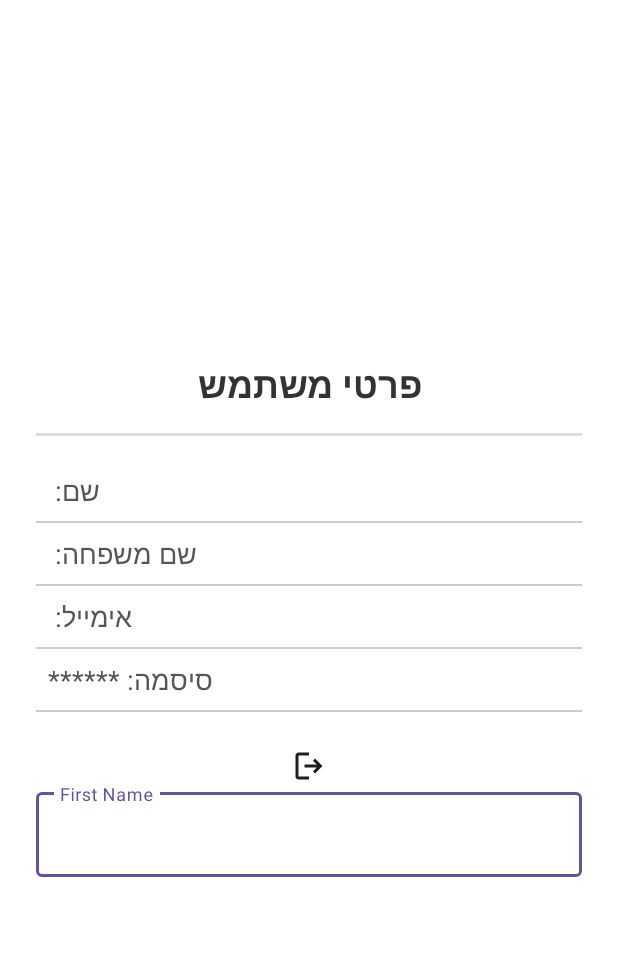
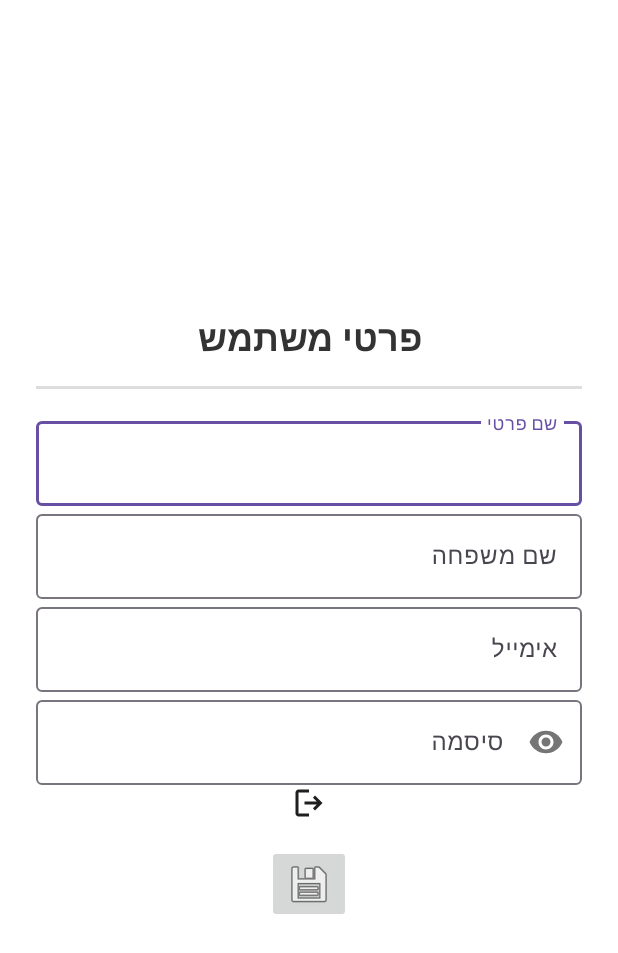
Before and after one commit to katyaPost/Project2, an Android app: the user_info screen opened directly, with no data from a screen before it, on a phone screen of 412 x 824 dp. Shown: the top 953 px of the screen. Run offline under Robolectric (Android 15) with nearby library versions, the phone set to English and light mode, and no system bars; our stand-ins replace Firebase (no records; nobody signed in at launch, a user with empty details on screens opened directly); 4 statements that could not run were skipped.

Commit message:
END 20.3

```diff
--- a/app/src/main/AndroidManifest.xml
+++ b/app/src/main/AndroidManifest.xml
@@ -13,7 +13,7 @@
         android:theme="@style/Theme.Project2"
         tools:targetApi="31">
         <activity
-            android:name=".item_cart"
+            android:name=".screens.item_cart"
             android:exported="false" />
         <activity
             android:name=".screens.AddShoeActivity"
--- a/app/src/main/java/com/example/project2/screens/CartActivity.java
+++ b/app/src/main/java/com/example/project2/screens/CartActivity.java
@@ -46,7 +46,6 @@ public class CartActivity extends AppCompatActivity {
 
     public void enableSwipeToDelete(RecyclerView recyclerView, CartAdapter adapter) {
         ItemTouchHelper.SimpleCallback simpleCallback = new ItemTouchHelper.SimpleCallback(0, ItemTouchHelper.LEFT) {
-            // TODO replace icon
             private final Drawable deleteIcon = ContextCompat.getDrawable(recyclerView.getContext(), R.drawable.delete_icon);
             private final ColorDrawable background = new ColorDrawable(Color.RED);
 
--- a/app/src/main/java/com/example/project2/screens/ShoesActivity.java
+++ b/app/src/main/java/com/example/project2/screens/ShoesActivity.java
@@ -91,4 +91,5 @@ public class ShoesActivity extends AppCompatActivity implements View.OnClickList
             startActivity(intent);
         }
     }
+
 }
--- a/app/src/main/java/com/example/project2/screens/user_info.java
+++ b/app/src/main/java/com/example/project2/screens/user_info.java
@@ -3,7 +3,6 @@ package com.example.project2.screens;
 import android.content.Intent;
 import android.os.Bundle;
 import android.widget.ImageButton;
-import android.widget.TextView;
 import android.widget.Toast;
 
 import androidx.annotation.Nullable;
@@ -18,13 +17,10 @@ import com.google.android.material.textfield.TextInputEditText;
 
 public class user_info extends AppCompatActivity {
 
-    private TextView tvUserName, tvUserLastName, tvUserEmail, tvUserPassword;
-    private ImageButton logoutButton;
+    private ImageButton logoutButton, saveButton;
+    private TextInputEditText tvetUserFirstName, tvetUserLastName, tvetUserEmail, tvetUserPassword;
 
-    TextInputEditText tvetUserFirstName;
-
-    User user;
-
+    private User user;
 
     @Override
     protected void onCreate(@Nullable Bundle savedInstanceState) {
@@ -32,18 +28,21 @@ public class user_info extends AppCompatActivity {
         setContentView(R.layout.activity_user_info); // טעינת ה-XML הנכון
 
         // חיבור רכיבים ל-ID שלהם
-        tvUserName = findViewById(R.id.userName);
-        tvUserLastName = findViewById(R.id.userLastName);
-        tvUserEmail = findViewById(R.id.userEmail);
-        tvUserPassword = findViewById(R.id.userPassword);
+        tvetUserFirstName = findViewById(R.id.tvet_user_first_name);
+        tvetUserLastName = findViewById(R.id.tvet_user_last_name);
+        tvetUserEmail = findViewById(R.id.tvet_user_email);
+        tvetUserPassword = findViewById(R.id.tvet_user_password);
         logoutButton = findViewById(R.id.logoutButton);
+        saveButton = findViewById(R.id.saveButton);
 
         String userId = AuthenticationService.getInstance().getCurrentUserId();
-        if(userId == null) {
-            Toast.makeText(this, "ahhhhhh!!!!!!!!!", Toast.LENGTH_SHORT).show();
+        if (userId == null) {
+            Toast.makeText(this, "שגיאה בזיהוי המשתמש!", Toast.LENGTH_SHORT).show();
             finish();
             return;
         }
+
+        // טוען את פרטי המשתמש מה-Database
         DatabaseService.getInstance().getUser(userId, new DatabaseService.DatabaseCallback<User>() {
             @Override
             public void onCompleted(User user) {
@@ -52,17 +51,21 @@ public class user_info extends AppCompatActivity {
 
             @Override
             public void onFailed(Exception e) {
+                Toast.makeText(user_info.this, "שגיאה בטעינת הנתונים", Toast.LENGTH_SHORT).show();
+            }
+        });
 
-            }
+        // לחיצה על כפתור שמירה
+        saveButton.setOnClickListener(v -> {
+            saveUserDetails();
         });
 
         // לחיצה על כפתור התנתקות
         logoutButton.setOnClickListener(v -> {
-            // מחיקת נתוני המשתמש מהזיכרון
             AuthenticationService.getInstance().signOut();
             SharedPreferencesUtil.clearCart(this);
 
-            // מעבר למסך ההתחברות (LogIn)
+            // מעבר למסך ההתחברות
             Intent intent = new Intent(user_info.this, MainActivity.class);
             intent.setFlags(Intent.FLAG_ACTIVITY_NEW_TASK | Intent.FLAG_ACTIVITY_CLEAR_TASK);
             startActivity(intent);
@@ -70,10 +73,36 @@ public class user_info extends AppCompatActivity {
         });
     }
 
-
     private void setView(User user) {
         this.user = user;
-        tvetUserFirstName.setText(user.getfName()+"");
+        tvetUserFirstName.setText(user.getfName());
+        tvetUserLastName.setText(user.getlName());
+        tvetUserEmail.setText(user.getEmail());
+        tvetUserPassword.setText(user.getPassword()); // מומלץ לא להציג את הסיסמה ככה!
+    }
 
+    private void saveUserDetails() {
+        String firstName = tvetUserFirstName.getText().toString();
+        String lastName = tvetUserLastName.getText().toString();
+        String email = tvetUserEmail.getText().toString();
+        String password = tvetUserPassword.getText().toString();
+
+        // עדכון פרטי המשתמש ב-Database
+        if (!firstName.isEmpty() && !lastName.isEmpty() && !email.isEmpty() && !password.isEmpty()) {
+            User updatedUser = new User(firstName, lastName, email, password);
+            DatabaseService.getInstance().updateUser(AuthenticationService.getInstance().getCurrentUserId(), updatedUser, new DatabaseService.DatabaseCallback<Void>() {
+                @Override
+                public void onCompleted(Void result) {
+                    Toast.makeText(user_info.this, "הפרטים עודכנו בהצלחה", Toast.LENGTH_SHORT).show();
+                }
+
+                @Override
+                public void onFailed(Exception e) {
+                    Toast.makeText(user_info.this, "שגיאה בעדכון פרטי המשתמש", Toast.LENGTH_SHORT).show();
+                }
+            });
+        } else {
+            Toast.makeText(user_info.this, "יש למלא את כל השדות", Toast.LENGTH_SHORT).show();
+        }
     }
 }
--- a/app/src/main/java/com/example/project2/services/DatabaseService.java
+++ b/app/src/main/java/com/example/project2/services/DatabaseService.java
@@ -137,7 +137,7 @@ public class DatabaseService {
     /// @see DatabaseCallback
     /// @see User
     public void createNewUser(@NotNull final User user, @Nullable final DatabaseCallback<Void> callback) {
-        writeData("users/" + user.getId(), user, callback);
+        writeData("Users/" + user.getId(), user, callback);
     }
 
     /// create a new Shoe in the database
@@ -176,7 +176,7 @@ public class DatabaseService {
     /// @see DatabaseCallback
     /// @see User
     public void getUser(@NotNull final String uid, @NotNull final DatabaseCallback<User> callback) {
-        getData("users/" + uid, User.class, callback);
+        getData("Users/" + uid, User.class, callback);
     }
 
     /// get a Shoe from the database
--- a/app/src/main/res/layout/activity_user_info.xml
+++ b/app/src/main/res/layout/activity_user_info.xml
@@ -28,98 +28,73 @@
         android:layout_marginBottom="16dp"/>
 
     <!-- שם פרטי -->
-    <TextView
-        android:id="@+id/userName"
+    <com.google.android.material.textfield.TextInputLayout
         android:layout_width="match_parent"
         android:layout_height="wrap_content"
-        android:text="שם: "
-        android:textSize="18sp"
-        android:textColor="#555555"
-        android:gravity="end"
-        android:padding="8dp"
-        android:background="@android:color/white"/>
+        android:hint="שם פרטי">
 
-    <View
-        android:layout_width="match_parent"
-        android:layout_height="1dp"
-        android:background="#CCCCCC"/>
+        <com.google.android.material.textfield.TextInputEditText
+            android:id="@+id/tvet_user_first_name"
+            android:layout_width="match_parent"
+            android:layout_height="wrap_content"
+            android:inputType="textPersonName"/>
+    </com.google.android.material.textfield.TextInputLayout>
 
     <!-- שם משפחה -->
-    <TextView
-        android:id="@+id/userLastName"
+    <com.google.android.material.textfield.TextInputLayout
         android:layout_width="match_parent"
         android:layout_height="wrap_content"
-        android:text="שם משפחה: "
-        android:textSize="18sp"
-        android:textColor="#555555"
-        android:gravity="end"
-        android:padding="8dp"
-        android:background="@android:color/white"/>
+        android:hint="שם משפחה">
 
-    <View
-        android:layout_width="match_parent"
-        android:layout_height="1dp"
-        android:background="#CCCCCC"/>
+        <com.google.android.material.textfield.TextInputEditText
+            android:id="@+id/tvet_user_last_name"
+            android:layout_width="match_parent"
+            android:layout_height="wrap_content"
+            android:inputType="textPersonName"/>
+    </com.google.android.material.textfield.TextInputLayout>
 
     <!-- אימייל -->
-    <TextView
-        android:id="@+id/userEmail"
+    <com.google.android.material.textfield.TextInputLayout
         android:layout_width="match_parent"
         android:layout_height="wrap_content"
-        android:text="אימייל: "
-        android:textSize="18sp"
-        android:textColor="#555555"
-        android:gravity="end"
-        android:padding="8dp"
-        android:background="@android:color/white"/>
+        android:hint="אימייל">
 
-    <View
-        android:layout_width="match_parent"
-        android:layout_height="1dp"
-        android:background="#CCCCCC"/>
+        <com.google.android.material.textfield.TextInputEditText
+            android:id="@+id/tvet_user_email"
+            android:layout_width="match_parent"
+            android:layout_height="wrap_content"
+            android:inputType="textEmailAddress"/>
+    </com.google.android.material.textfield.TextInputLayout>
 
     <!-- סיסמה -->
-    <TextView
-        android:id="@+id/userPassword"
+    <com.google.android.material.textfield.TextInputLayout
         android:layout_width="match_parent"
         android:layout_height="wrap_content"
-        android:text="סיסמה: ******"
-        android:textSize="18sp"
-        android:textColor="#555555"
-        android:gravity="end"
-        android:padding="8dp"
-        android:background="@android:color/white"/>
+        android:hint="סיסמה"
+        app:passwordToggleEnabled="true">
 
-    <View
-        android:layout_width="match_parent"
-        android:layout_height="1dp"
-        android:background="#CCCCCC"
-        android:layout_marginBottom="24dp"/>
+        <com.google.android.material.textfield.TextInputEditText
+            android:id="@+id/tvet_user_password"
+            android:layout_width="match_parent"
+            android:layout_height="wrap_content"
+            android:inputType="textPassword"/>
+    </com.google.android.material.textfield.TextInputLayout>
 
     <!-- כפתור התנתקות -->
     <ImageButton
         android:id="@+id/logoutButton"
         android:layout_width="wrap_content"
         android:layout_height="wrap_content"
-        android:text="🚪 התנתקות"
-        android:textSize="18sp"
-        android:textStyle="bold"
         android:padding="12dp"
-        android:background="@drawable/logout"
-        android:textColor="@android:color/white"/>
+        android:background="@drawable/logout"/>
 
-    <com.google.android.material.textfield.TextInputLayout
-        android:id="@+id/textField"
-        android:layout_width="match_parent"
+    <ImageButton
+        android:id="@+id/saveButton"
+        android:layout_width="wrap_content"
         android:layout_height="wrap_content"
-        android:hint="First Name">
+        android:src="@android:drawable/ic_menu_save"
+        android:contentDescription="Save Changes"
+        android:layout_marginTop="16dp"/>
 
-        <com.google.android.material.textfield.TextInputEditText
-            android:id="@+id/tvet_user_first_name"
-            android:layout_width="match_parent"
-            android:layout_height="wrap_content"
-            />
-
-    </com.google.android.material.textfield.TextInputLayout>
 
 </LinearLayout>
--- a/app/src/main/res/layout/item_cart.xml
+++ b/app/src/main/res/layout/item_cart.xml
@@ -4,8 +4,7 @@
     xmlns:tools="http://schemas.android.com/tools"
     android:id="@+id/main"
     android:layout_width="match_parent"
-    android:layout_height="wrap_content"
-    tools:context=".item_cart">
+    android:layout_height="wrap_content">
 
     <ImageView
         android:id="@+id/cart_item_image"
```
Also changed, not shown: app/src/main/java/com/example/project2/item_cart.java (deleted, +0 -24 lines), app/src/main/java/com/example/project2/screens/LogIn.java (+35 -10 lines), app/src/main/java/com/example/project2/screens/Register.java (+33 -41 lines), app/src/main/java/com/example/project2/screens/TOC.java (deleted, +0 -26 lines), app/src/main/java/com/example/project2/utils/SharedPreferencesUtil.java (+17 -0 lines), app/src/main/res/layout/activity_shoes.xml (+17 -25 lines), app/src/main/res/drawable/vans_logo.png (added), 2 other files.
